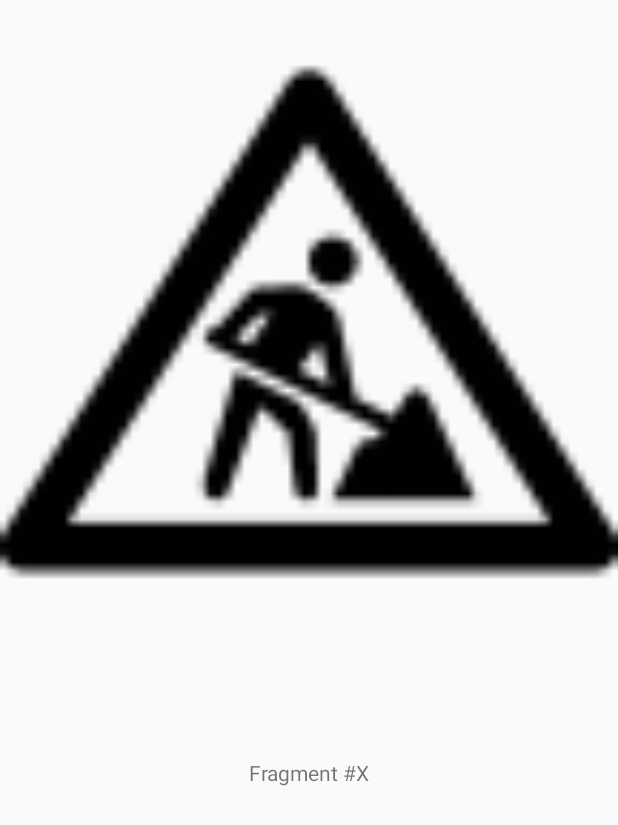
After one commit to vfpimenta/dm-studio, an Android app: the layout fragment_under_construction.xml on its own in the app's theme, with its tools: preview values and no code run, on a phone screen of 412 x 824 dp. The commit adds this screen. Shown: the top 825 px of the screen. Run offline under Robolectric (Android 15) with nearby library versions, the phone set to English and light mode, and no system bars.

Commit message:
Customization for multi-tab view.

```diff
--- /dev/null
+++ b/app/src/main/res/layout/fragment_under_construction.xml
@@ -0,0 +1,36 @@
+<?xml version="1.0" encoding="utf-8"?>
+<LinearLayout xmlns:android="http://schemas.android.com/apk/res/android"
+    xmlns:app="http://schemas.android.com/apk/res-auto"
+    android:orientation="vertical"
+    android:layout_width="match_parent"
+    android:layout_height="match_parent"
+    android:weightSum="2" >
+
+    <ImageView
+        android:id="@+id/imageView"
+        android:layout_width="match_parent"
+        android:layout_height="match_parent"
+        app:srcCompat="@mipmap/ic_under_construction"
+        android:layout_weight="1" />
+
+    <LinearLayout
+        android:layout_width="match_parent"
+        android:layout_height="match_parent"
+        android:layout_weight="1"
+        android:orientation="vertical"
+        android:weightSum="2">
+
+        <TextView
+            android:id="@+id/tvTitle"
+            android:text="Fragment #X"
+            android:layout_width="match_parent"
+            android:layout_height="match_parent"
+            android:gravity="center"
+            android:layout_weight="1" />
+
+        <View
+            android:layout_width="1dp"
+            android:layout_height="match_parent"
+            android:layout_weight="1"/>
+    </LinearLayout>
+</LinearLayout>
```
Also changed, not shown: app/src/main/java/vfpimenta/dungeonmasterstudio/SampleFragmentPagerAdapter.java (+15 -4 lines), app/src/main/java/vfpimenta/dungeonmasterstudio/fragments/EncounterCalculatorFragment.java (renamed from app/src/main/java/vfpimenta/dungeonmasterstudio/PageFragment.java, +11 -9 lines), app/src/main/java/vfpimenta/dungeonmasterstudio/fragments/UnderConstructionFragment.java (added, +40 -0 lines), app/src/main/res/layout/fragment_encounter_calculator.xml (renamed from app/src/main/res/layout/fragment_page.xml), app/src/main/res/mipmap-hdpi/ic_under_construction.png (added), app/src/main/res/mipmap-mdpi/ic_under_construction.png (added), app/src/main/res/mipmap-xhdpi/ic_under_construction.png (added), app/src/main/res/mipmap-xxhdpi/ic_under_construction.png (added), app/src/main/res/mipmap-xxxhdpi/ic_under_construction.png (added).
